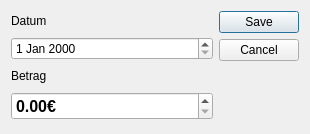
The window that ui/dlg/pay_safety_deposit_dialog.ui (timo-y/syp-kostenfortschreibung) describes before a commit, drawn with Qt 5.
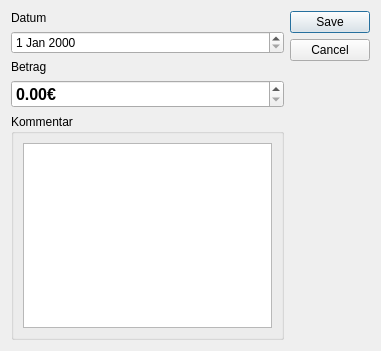
The same window after the commit.

Commit message: Changelog: - Contact person can now be added from company and project dialog - Style has been modified - Quick buttons have been cleaned up and made ready to use - Job_additions added as an attribute of ArchJobs - Comment section for elements of ArchJob.paid_safety_deposits

Patch:
```diff
--- a/ui/dlg/pay_safety_deposit_dialog.ui
+++ b/ui/dlg/pay_safety_deposit_dialog.ui
@@ -6,8 +6,8 @@
    <rect>
     <x>0</x>
     <y>0</y>
-    <width>310</width>
-    <height>134</height>
+    <width>381</width>
+    <height>351</height>
    </rect>
   </property>
   <property name="windowTitle">
@@ -69,6 +69,18 @@
        </property>
       </widget>
      </item>
+     <item>
+      <widget class="QGroupBox" name="groupBox_comment">
+       <property name="title">
+        <string>Kommentar</string>
+       </property>
+       <layout class="QFormLayout" name="formLayout_2">
+        <item row="0" column="0" colspan="2">
+         <widget class="QTextEdit" name="textEdit_comment"/>
+        </item>
+       </layout>
+      </widget>
+     </item>
     </layout>
    </item>
    <item>
```
The commit also changes 22 other files.
